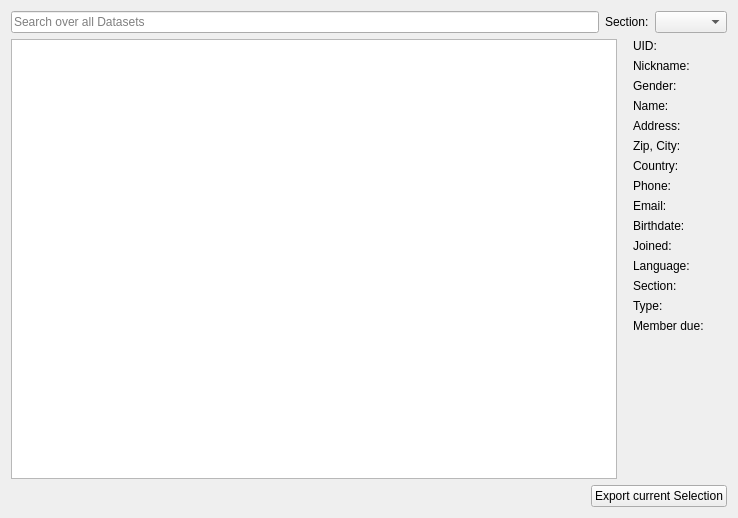
Qt form forms/userlist.ui (LukyLuke/PiTres) before a commit.
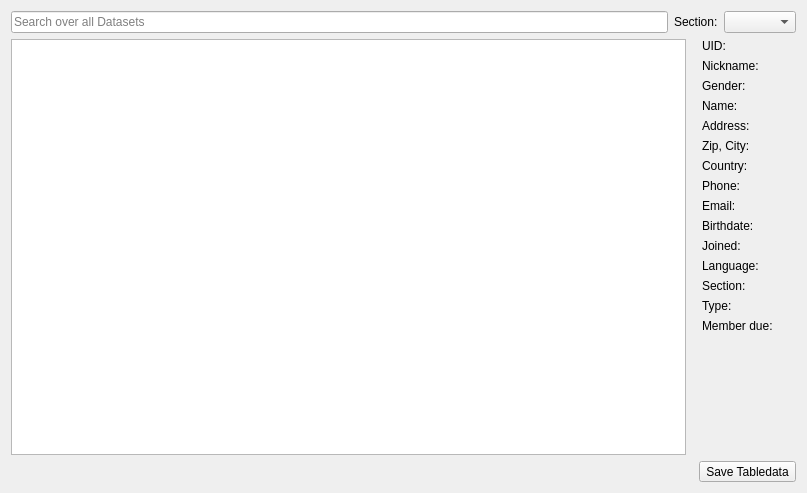
The same form after that commit. Icons and pictures are not drawn.

Commit message: Better handling of PaidDue Dates with seperate Table; Viewing in Userlist not yet ported.

The edit to the form file:
```diff
--- a/forms/userlist.ui
+++ b/forms/userlist.ui
@@ -6,8 +6,8 @@
    <rect>
     <x>0</x>
     <y>0</y>
-    <width>738</width>
-    <height>518</height>
+    <width>807</width>
+    <height>493</height>
    </rect>
   </property>
   <property name="sizePolicy">
@@ -319,9 +319,22 @@
       </spacer>
      </item>
      <item>
-      <widget class="QPushButton" name="btnExport">
+      <widget class="QToolButton" name="btnExport">
        <property name="text">
-        <string>Export current Selection</string>
+        <string>Save Tabledata</string>
+       </property>
+       <property name="icon">
+        <iconset resource="../PiTres.qrc">
+         <normaloff>:/icons/resources/icons/disk_blue.png</normaloff>:/icons/resources/icons/disk_blue.png</iconset>
+       </property>
+       <property name="iconSize">
+        <size>
+         <width>32</width>
+         <height>32</height>
+        </size>
+       </property>
+       <property name="toolButtonStyle">
+        <enum>Qt::ToolButtonTextUnderIcon</enum>
        </property>
       </widget>
      </item>
```
Left out of the diff: 4 changed lines with no effect on the pictures. The commit also changes 18 other files.
